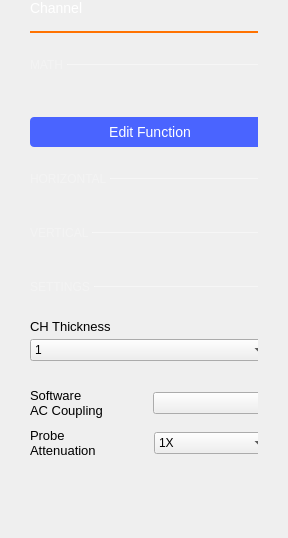
Old version of the form ui/channel_settings.ui in the repository analogdevicesinc/scopy.
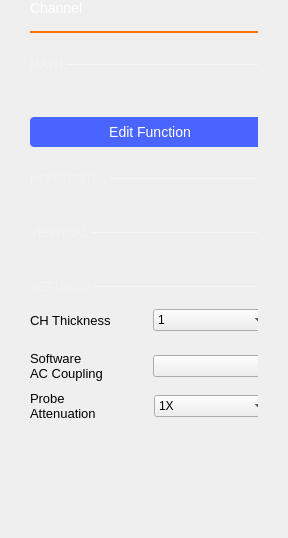
New version of the form. Custom widgets are drawn as their Qt base class.

Commit message: Oscilloscope: Place labels and controls on the same line where possible.

```diff
--- a/ui/channel_settings.ui
+++ b/ui/channel_settings.ui
@@ -674,12 +674,12 @@
           <number>10</number>
          </property>
          <item row="1" column="0" colspan="2">
-          <layout class="QVBoxLayout" name="vLayoutLineWidth">
+          <layout class="QHBoxLayout" name="horizontalLayout">
            <property name="spacing">
-            <number>0</number>
+            <number>5</number>
            </property>
            <property name="topMargin">
-            <number>10</number>
+            <number>0</number>
            </property>
            <property name="bottomMargin">
             <number>0</number>
@@ -694,22 +694,6 @@
              </property>
             </widget>
            </item>
-           <item>
-            <spacer name="verticalSpacer_7">
-             <property name="orientation">
-              <enum>Qt::Vertical</enum>
-             </property>
-             <property name="sizeType">
-              <enum>QSizePolicy::Fixed</enum>
-             </property>
-             <property name="sizeHint" stdset="0">
-              <size>
-               <width>10</width>
-               <height>5</height>
-              </size>
-             </property>
-            </spacer>
-           </item>
            <item>
             <widget class="QComboBox" name="cmbChnLineWidth">
              <property name="currentIndex">
@@ -767,38 +751,6 @@
              </item>
             </widget>
            </item>
-           <item>
-            <spacer name="verticalSpacer_8">
-             <property name="orientation">
-              <enum>Qt::Vertical</enum>
-             </property>
-             <property name="sizeType">
-              <enum>QSizePolicy::Fixed</enum>
-             </property>
-             <property name="sizeHint" stdset="0">
-              <size>
-               <width>10</width>
-               <height>5</height>
-              </size>
-             </property>
-            </spacer>
-           </item>
-           <item>
-            <spacer name="verticalSpacer_6">
-             <property name="orientation">
-              <enum>Qt::Vertical</enum>
-             </property>
-             <property name="sizeType">
-              <enum>QSizePolicy::Fixed</enum>
-             </property>
-             <property name="sizeHint" stdset="0">
-              <size>
-               <width>10</width>
-               <height>2</height>
-              </size>
-             </property>
-            </spacer>
-           </item>
           </layout>
          </item>
          <item row="3" column="0" colspan="2">
```
The commit also changes 1 other file.
